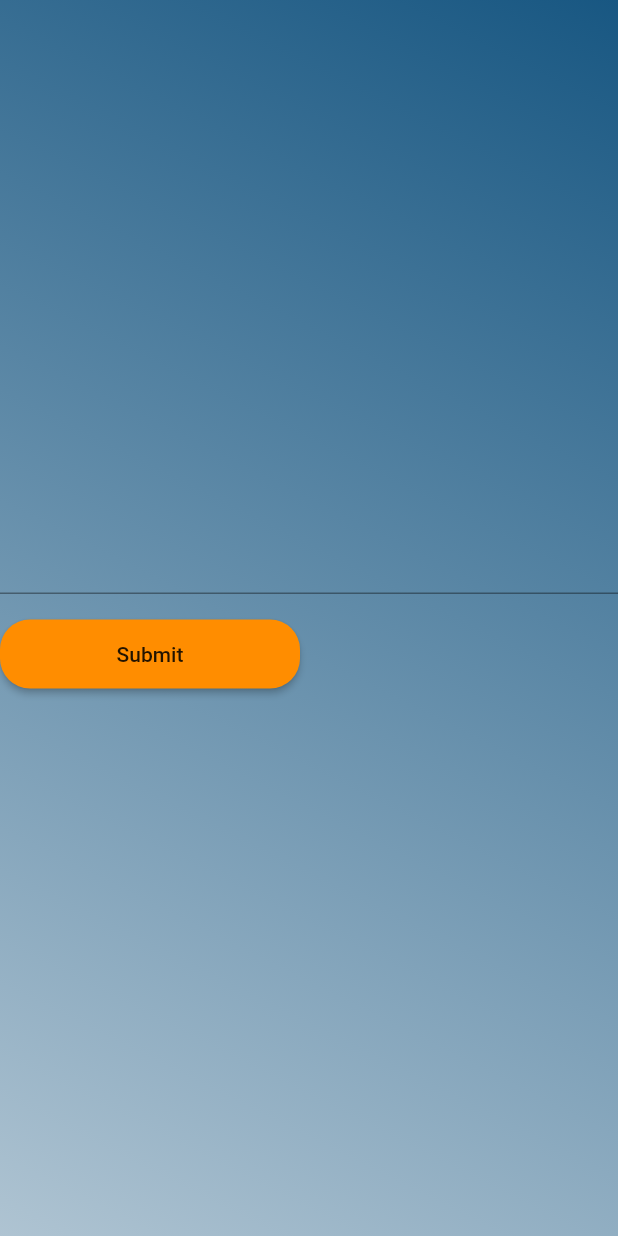
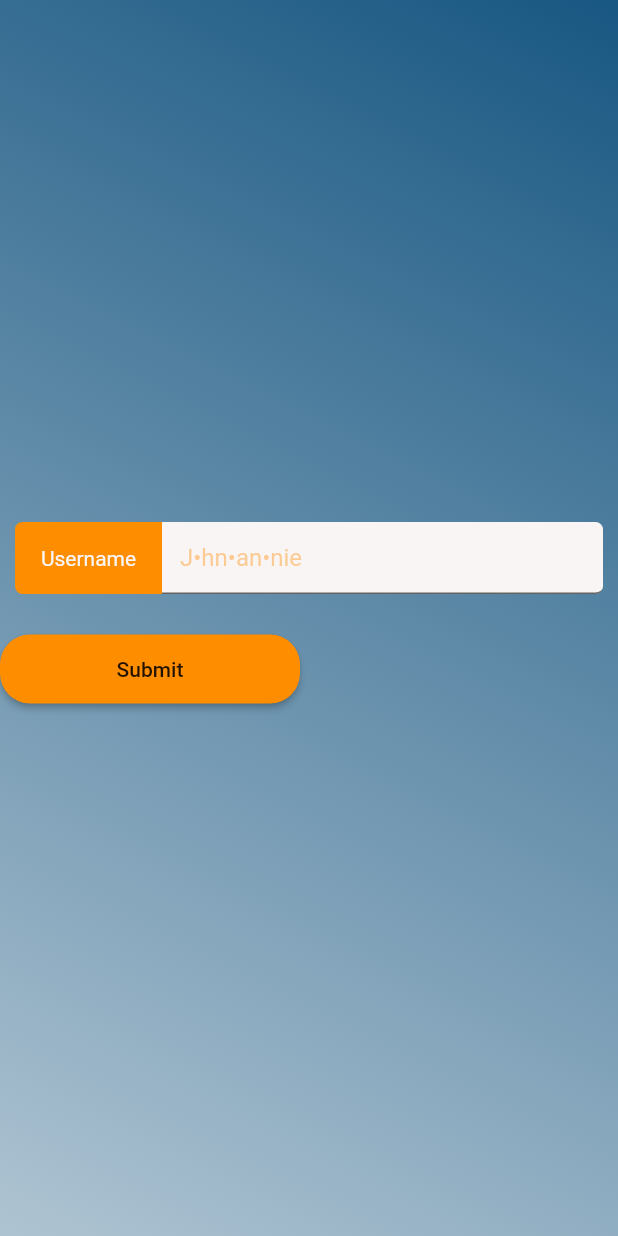
Before and after one commit to Temperantia/outloud, a Flutter app: the Register1Screen screen opened by its route, on a phone screen of 412 x 824 dp. Run offline on Flutter 3.47's test engine with Material 2 defaults, Android fonts, the phone set to English and light mode, and no system bars.

Commit message:
custom input

```diff
--- a/client/lib/theme.dart
+++ b/client/lib/theme.dart
@@ -1,6 +1,7 @@
 import 'package:flutter/material.dart';
 
 Color orange = const Color(0xFFFF8D00);
+Color orangeLight = const Color(0x66FF8D00);
 Color white = const Color(0xFFF9F5F5);
 
 ThemeData theme = new ThemeData(
--- a/client/lib/widgets/Register/register-form-1.dart
+++ b/client/lib/widgets/Register/register-form-1.dart
@@ -1,5 +1,6 @@
 // Define a custom Form widget.
 import 'package:flutter/material.dart';
+import 'package:inclusive/widgets/input.dart';
 
 class RegisterForm1 extends StatefulWidget {
   @override
@@ -26,14 +27,9 @@ class RegisterForm1State extends State<RegisterForm1> {
       child: Column(
         crossAxisAlignment: CrossAxisAlignment.start,
         children: <Widget>[
-          TextFormField(
-            validator: (value) {
-              if (value.isEmpty) {
-                return 'Enter some text';
-              }
-              return null;
-            },
-          ),
+          Container(
+              padding: EdgeInsets.all(10),
+              child: TextInput(name: 'Username', hint: 'J•hn•an•nie')),
           Padding(
             padding: const EdgeInsets.symmetric(vertical: 16.0),
             child: RaisedButton(
--- /dev/null
+++ b/client/lib/widgets/input.dart
@@ -0,0 +1,63 @@
+import 'package:flutter/material.dart';
+import 'package:inclusive/theme.dart';
+
+class TextInput extends StatelessWidget {
+  final String name;
+  final String hint;
+
+  TextInput({Key key, @required this.name, @required this.hint})
+      : super(key: key);
+
+  @override
+  Widget build(BuildContext context) {
+    return IntrinsicHeight(
+        child: Row(
+      crossAxisAlignment: CrossAxisAlignment.stretch,
+      children: <Widget>[
+        Expanded(
+          flex: 1,
+          child: Container(
+            decoration: BoxDecoration(
+                color: orange,
+                borderRadius: BorderRadius.only(
+                    topLeft: Radius.circular(5),
+                    bottomLeft: Radius.circular(5))),
+            child: Center(
+              child: Text(
+                this.name,
+                style: TextStyle(
+                  color: white,
+                ),
+                textAlign: TextAlign.center,
+              ),
+            ),
+          ),
+        ),
+        Expanded(
+          flex: 3,
+          child: Container(
+            child: TextFormField(
+              decoration: InputDecoration(
+                  hintText: this.hint,
+                  filled: true,
+                  fillColor: white,
+                  hintStyle: TextStyle(color: orangeLight),
+                  focusColor: orange,
+                  border: UnderlineInputBorder(
+                      borderRadius: BorderRadius.only(
+                          topRight: Radius.circular(5),
+                          bottomRight: Radius.circular(5)))),
+              style: TextStyle(color: orange),
+              validator: (value) {
+                if (value.isEmpty) {
+                  return 'Enter some text';
+                }
+                return null;
+              },
+            ),
+          ),
+        ),
+      ],
+    ));
+  }
+}
```
Also changed, not shown: 1 other file.
